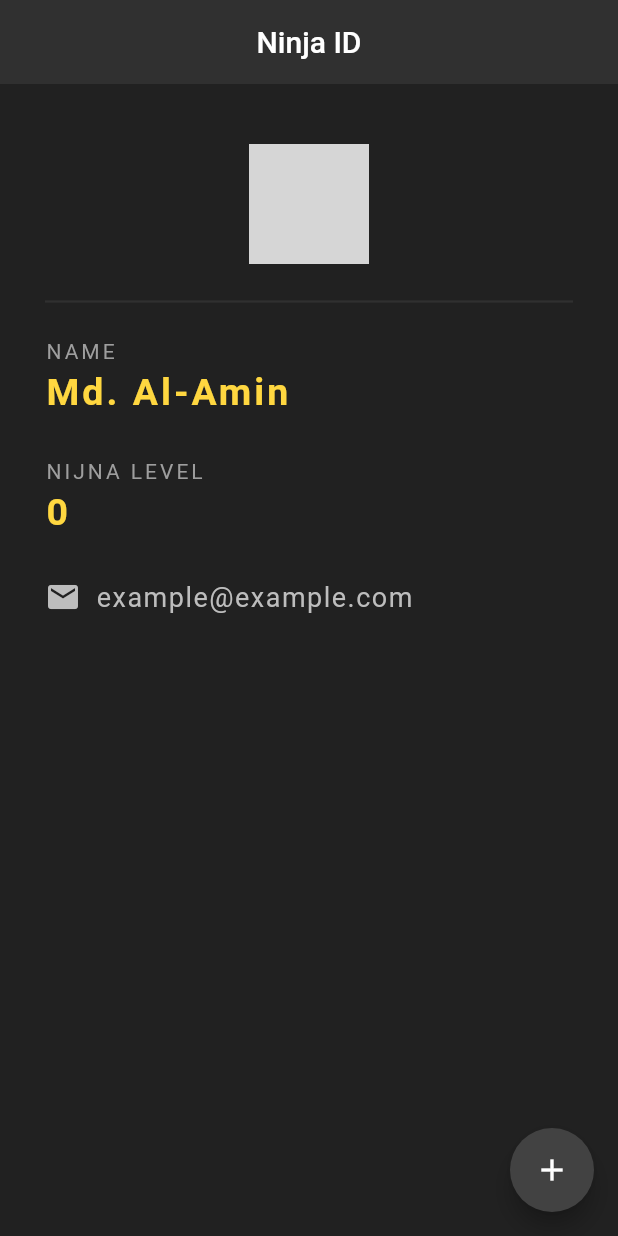
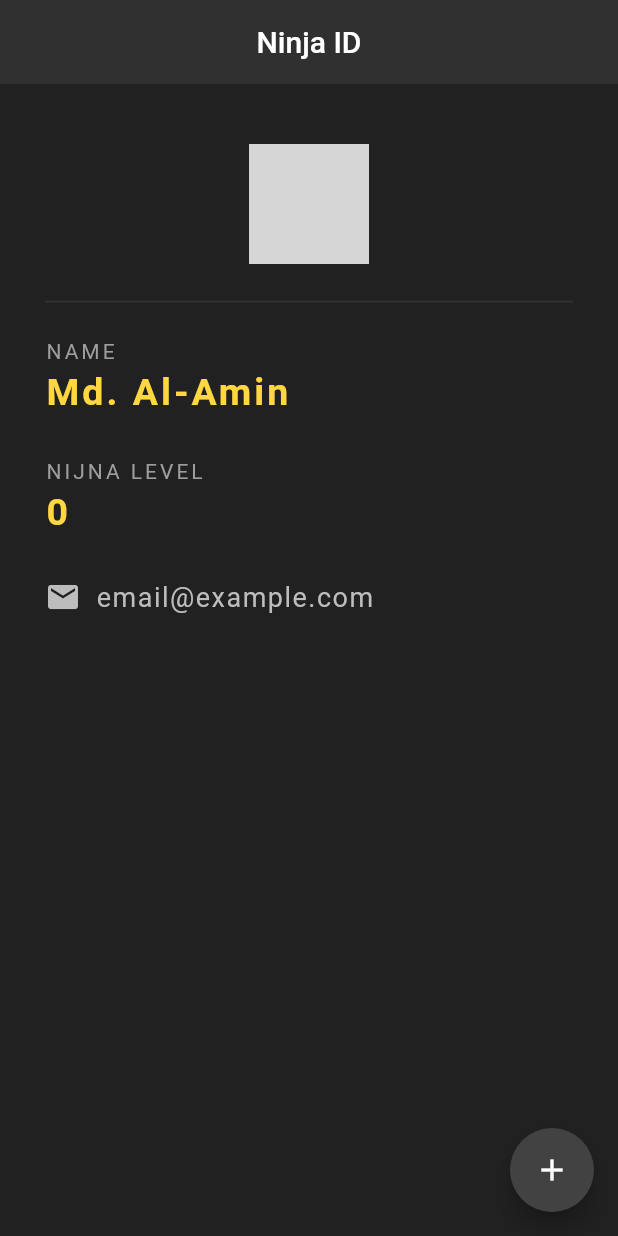
Before and after one commit to alamin-karno/Nijna-Card, a Flutter app: the screen it shows after launch, on a phone screen of 412 x 824 dp. Run offline on Flutter 3.47's test engine with Material 2 defaults, Android fonts, the phone set to English and light mode, and no system bars; network calls fail; grey boxes are pictures that could not be loaded.

Commit message:
Flutter Ninja Card Practice Project

```diff
--- a/lib/main.dart
+++ b/lib/main.dart
@@ -83,7 +83,7 @@ class _NinjaCardState extends State<NinjaCard> {
                   color: Colors.grey[400],
                 ),
                 SizedBox(width: 10.0,),
-                Text("example@example.com",
+                Text("email@example.com",
                 style: TextStyle(
                   color: Colors.grey[400],
                   fontSize: 18.0,
```
